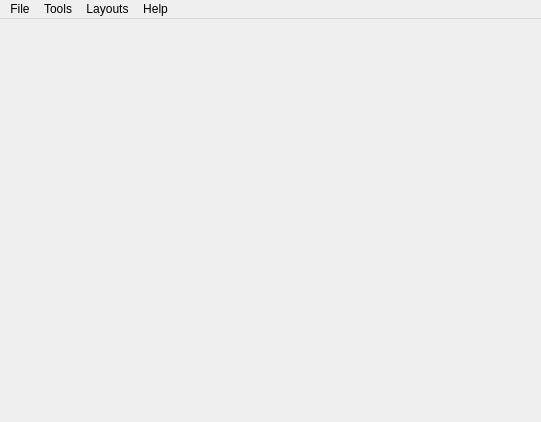
This is resources/mainwindow.ui in octorock/the-little-hat as Qt 5 draws it before an edit. The edited form follows.
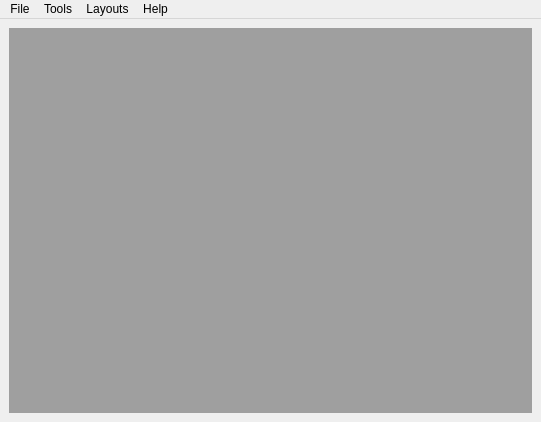
This is the edited form. Icons and pictures are not drawn.

Commit message: Try out multiple document interface for the hex editors

```diff
--- a/resources/mainwindow.ui
+++ b/resources/mainwindow.ui
@@ -17,7 +17,13 @@
    <iconset resource="icons.qrc">
     <normaloff>:/icons/icon.png</normaloff>:/icons/icon.png</iconset>
   </property>
-  <widget class="QWidget" name="centralwidget"/>
+  <widget class="QWidget" name="centralwidget">
+   <layout class="QHBoxLayout" name="horizontalLayout">
+    <item>
+     <widget class="QMdiArea" name="mdiArea"/>
+    </item>
+   </layout>
+  </widget>
   <widget class="QMenuBar" name="menubar">
    <property name="geometry">
     <rect>
```
Left out of the diff: 2 changed lines with no effect on the pictures. The commit also changes 4 other files.
